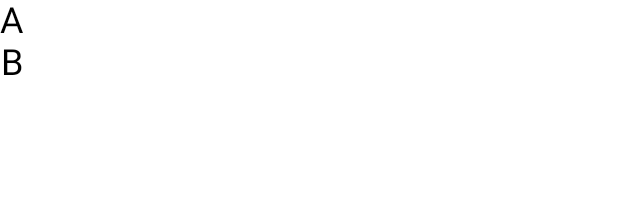
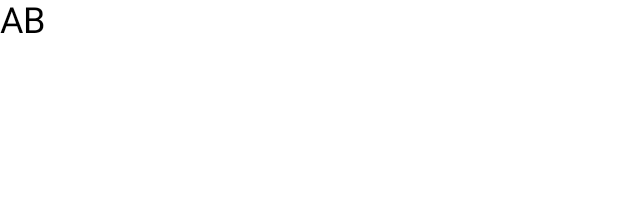
Before and after one commit to uday144/HELLOCOMPOSE, an Android app built with Jetpack Compose: the @Preview function previewCompose, on a phone screen of 412 x 824 dp. Shown: the top 197 px of the screen. Run offline under Robolectric (Android 15) with nearby library versions, the phone set to English and light mode, and no system bars.

Commit message:
Row, horizontalArrangement, verticalAlignment

```diff
--- a/app/src/main/java/com/example/hellocompose/MainActivity.kt
+++ b/app/src/main/java/com/example/hellocompose/MainActivity.kt
@@ -7,6 +7,7 @@ import androidx.activity.compose.setContent
 import androidx.compose.foundation.Image
 import androidx.compose.foundation.layout.Arrangement
 import androidx.compose.foundation.layout.Column
+import androidx.compose.foundation.layout.Row
 import androidx.compose.foundation.layout.fillMaxSize
 import androidx.compose.material3.Button
 import androidx.compose.material3.ButtonColors
@@ -46,11 +47,13 @@ class MainActivity : ComponentActivity() {
 @Preview(widthDp = 300, heightDp = 500)
 @Composable
 fun previewCompose() {
-   Column(verticalArrangement = Arrangement.SpaceEvenly,
-       horizontalAlignment = Alignment.CenterHorizontally) {
-       Text(text = "A",  fontSize = 24.sp)
-       Text(text = "B",  fontSize = 24.sp)
-   }
+    Row(
+        horizontalArrangement = Arrangement.SpaceEvenly,
+        verticalAlignment = Alignment.CenterVertically
+    ) {
+        Text(text = "A", fontSize = 24.sp)
+        Text(text = "B", fontSize = 24.sp)
+    }
 }
 
 @OptIn(ExperimentalMaterial3Api::class)
```
